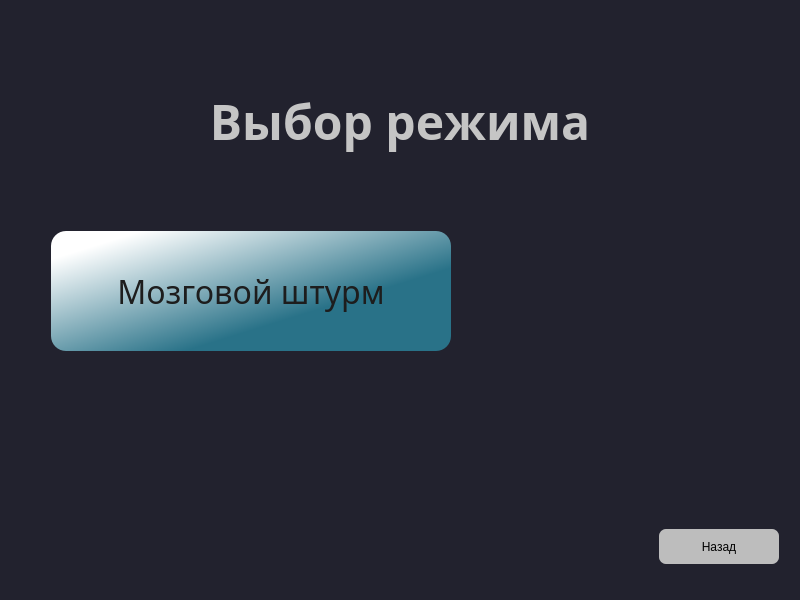
Qt form Client/jeducation-v0.1/choosemode.ui (Avedik/Desktop-application-IEducation) before a commit.
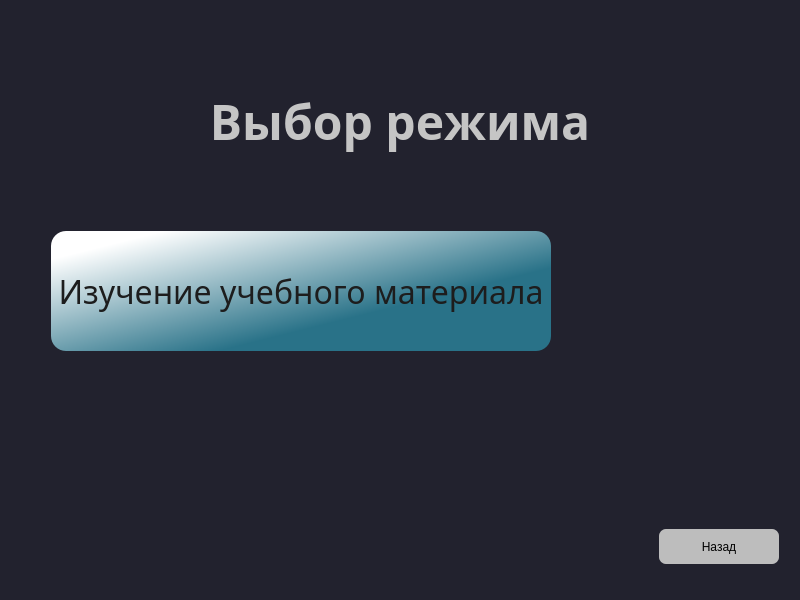
The same form after that commit.

```diff
--- a/Client/jeducation-v0.1/choosemode.ui
+++ b/Client/jeducation-v0.1/choosemode.ui
@@ -101,7 +101,7 @@
       <widget class="QPushButton" name="pushButton">
        <property name="minimumSize">
         <size>
-         <width>400</width>
+         <width>500</width>
          <height>120</height>
         </size>
        </property>
@@ -118,7 +118,7 @@
 border-radius:15;</string>
        </property>
        <property name="text">
-        <string>Мозговой штурм</string>
+        <string>Изучение учебного материала</string>
        </property>
       </widget>
      </item>
```
Left out of the diff: 6 changed lines with no effect on the pictures.
